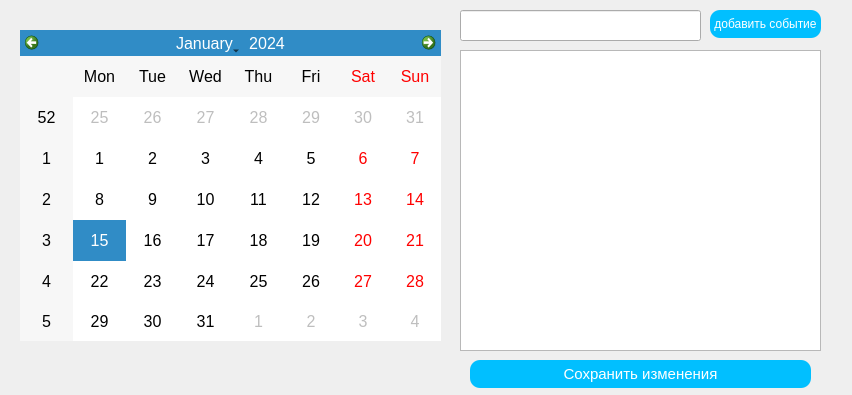
Qt form calendar.ui (l-m-n-d-k/google-calendar-widget) before a commit.
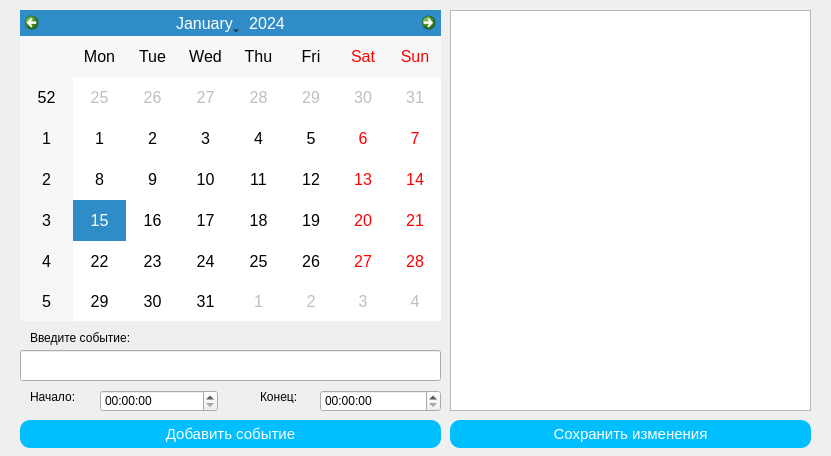
The same form after that commit. Icons and pictures are not drawn.

Commit message: Redisigne and add evevnts

Diff of the .ui file:
```diff
--- a/calendar.ui
+++ b/calendar.ui
@@ -9,8 +9,8 @@
    <rect>
     <x>0</x>
     <y>0</y>
-    <width>852</width>
-    <height>395</height>
+    <width>831</width>
+    <height>456</height>
    </rect>
   </property>
   <property name="windowTitle">
@@ -24,7 +24,7 @@
    <property name="geometry">
     <rect>
      <x>20</x>
-     <y>30</y>
+     <y>10</y>
      <width>421</width>
      <height>311</height>
     </rect>
@@ -36,10 +36,10 @@
   <widget class="QListWidget" name="eventList">
    <property name="geometry">
     <rect>
-     <x>460</x>
-     <y>50</y>
+     <x>450</x>
+     <y>10</y>
      <width>361</width>
-     <height>301</height>
+     <height>401</height>
     </rect>
    </property>
    <property name="styleSheet">
@@ -49,9 +49,9 @@
   <widget class="QPushButton" name="saveButton">
    <property name="geometry">
     <rect>
-     <x>470</x>
-     <y>360</y>
-     <width>341</width>
+     <x>450</x>
+     <y>420</y>
+     <width>361</width>
      <height>28</height>
     </rect>
    </property>
@@ -68,9 +68,9 @@
   <widget class="QPushButton" name="addButton">
    <property name="geometry">
     <rect>
-     <x>710</x>
-     <y>10</y>
-     <width>111</width>
+     <x>20</x>
+     <y>420</y>
+     <width>421</width>
      <height>28</height>
     </rect>
    </property>
@@ -78,18 +78,18 @@
     <string notr="true">border-radius:10px;
 background-color: #01BFFF;
 color:white;
-</string>
+font:11pt;</string>
    </property>
    <property name="text">
-    <string>добавить событие</string>
+    <string>Добавить событие</string>
    </property>
   </widget>
   <widget class="QLineEdit" name="eventLine">
    <property name="geometry">
     <rect>
-     <x>460</x>
-     <y>10</y>
-     <width>241</width>
+     <x>20</x>
+     <y>350</y>
+     <width>421</width>
      <height>31</height>
     </rect>
    </property>
@@ -97,6 +97,65 @@
     <string notr="true">font:12pt;</string>
    </property>
   </widget>
+  <widget class="QLabel" name="label">
+   <property name="geometry">
+    <rect>
+     <x>30</x>
+     <y>330</y>
+     <width>121</width>
+     <height>16</height>
+    </rect>
+   </property>
+   <property name="text">
+    <string>Введите событие:</string>
+   </property>
+  </widget>
+  <widget class="QTimeEdit" name="timeEdit">
+   <property name="geometry">
+    <rect>
+     <x>100</x>
+     <y>390</y>
+     <width>118</width>
+     <height>22</height>
+    </rect>
+   </property>
+  </widget>
+  <widget class="QLabel" name="label_2">
+   <property name="geometry">
+    <rect>
+     <x>30</x>
+     <y>390</y>
+     <width>47</width>
+     <height>13</height>
+    </rect>
+   </property>
+   <property name="text">
+    <string>Начало:</string>
+   </property>
+  </widget>
+  <widget class="QLabel" name="label_3">
+   <property name="geometry">
+    <rect>
+     <x>260</x>
+     <y>390</y>
+     <width>47</width>
+     <height>13</height>
+    </rect>
+   </property>
+   <property name="text">
+    <string>Конец:</string>
+   </property>
+  </widget>
+  <widget class="QTimeEdit" name="timeEdit_2">
+   <property name="geometry">
+    <rect>
+     <x>320</x>
+     <y>390</y>
+     <width>121</width>
+     <height>22</height>
+    </rect>
+   </property>
+  </widget>
  </widget>
  <resources/>
  <connections/>
```
The commit also changes 2 other files.
